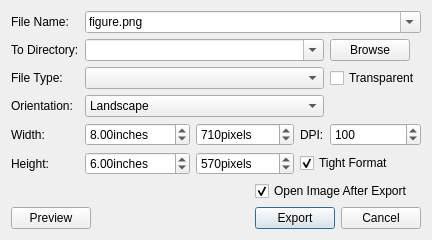
MTgeophysics/mtpy, file mtpy/gui/SmartMT/ui_asset/dialog_export.ui: the form before one commit.
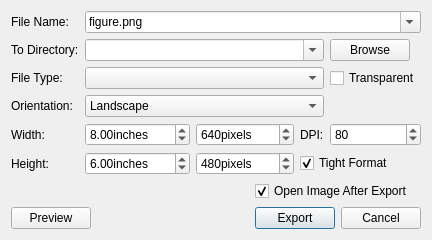
The form after the commit.

Commit message: implemented preview in export dialog and updated default parameters in export

Diff of the .ui file:
```diff
--- a/mtpy/gui/SmartMT/ui_asset/dialog_export.ui
+++ b/mtpy/gui/SmartMT/ui_asset/dialog_export.ui
@@ -302,7 +302,7 @@
                   <number>1000</number>
               </property>
               <property name="value">
-                  <number>100</number>
+                  <number>80</number>
               </property>
           </widget>
       </item>
@@ -344,7 +344,7 @@
                   <number>1000000</number>
               </property>
               <property name="value">
-                  <number>710</number>
+                  <number>640</number>
      </property>
     </widget>
    </item>
@@ -360,7 +360,7 @@
          <number>1000000</number>
      </property>
      <property name="value">
-         <number>570</number>
+         <number>480</number>
      </property>
     </widget>
    </item>
```
The commit also changes 7 other files.
